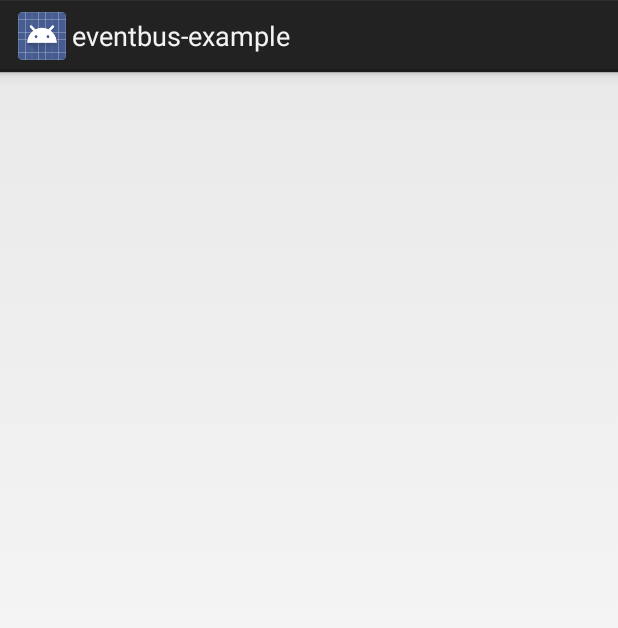
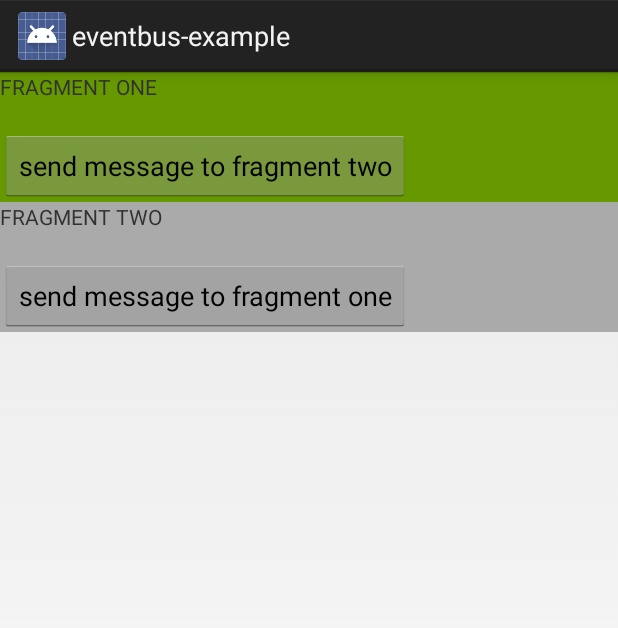
Before and after one commit to joshskeen/android-eventbus-demo, an Android app: the screen it shows after launch (MainActivity), on a phone screen of 412 x 824 dp. Shown: the top 628 px of the screen. Run offline under Robolectric (Android 15) with nearby library versions, the phone set to English and light mode, and no system bars; libraries missing offline, so code that uses them is left out: de.greenrobot.event; 2 statements that could not run were skipped.

Commit message:
fixed typos!

```diff
--- a/app/src/main/java/com/bignerdranch/eventbus_example/FragmentOne.java
+++ b/app/src/main/java/com/bignerdranch/eventbus_example/FragmentOne.java
@@ -37,7 +37,6 @@ public class FragmentOne extends Fragment {
         mStatus.setText("got event! " + event.toString());
     }
 
-
     @Override
     public View onCreateView(LayoutInflater inflater, ViewGroup container, Bundle savedInstanceState) {
         View view = inflater.inflate(R.layout.fragment_one, container, false);
--- a/app/src/main/res/layout/activity_main.xml
+++ b/app/src/main/res/layout/activity_main.xml
@@ -1,13 +1,22 @@
 <LinearLayout xmlns:android="http://schemas.android.com/apk/res/android"
-                xmlns:tools="http://schemas.android.com/tools"
-                android:layout_width="match_parent"
-                android:layout_height="match_parent"
-                tools:context=".MainActivity">
+              xmlns:tools="http://schemas.android.com/tools"
+              android:layout_width="match_parent"
+              android:layout_height="match_parent"
+              android:orientation="vertical"
+              tools:context=".MainActivity">
 
     <fragment
         android:layout_width="match_parent"
         android:layout_height="wrap_content"
-        ></fragment>
+        android:name="com.bignerdranch.eventbus_example.FragmentOne"
+        android:id="@+id/fragment_one"
+        tools:layout="@layout/fragment_one"/>
+        <fragment
+        android:layout_width="match_parent"
+        android:layout_height="wrap_content"
+        android:id="@+id/fragment_two"
+        android:name="com.bignerdranch.eventbus_example.FragmentTwo"
+        tools:layout="@layout/fragment_two"/>
 
 
 </LinearLayout>
--- a/app/src/main/res/layout/fragment_two.xml
+++ b/app/src/main/res/layout/fragment_two.xml
@@ -20,7 +20,7 @@
     <Button
         android:layout_width="wrap_content"
         android:layout_height="wrap_content"
-        android:text="send message to fragment two"
+        android:text="send message to fragment one"
         android:id="@+id/fragment_two_send_message_button"
         />
 
```
